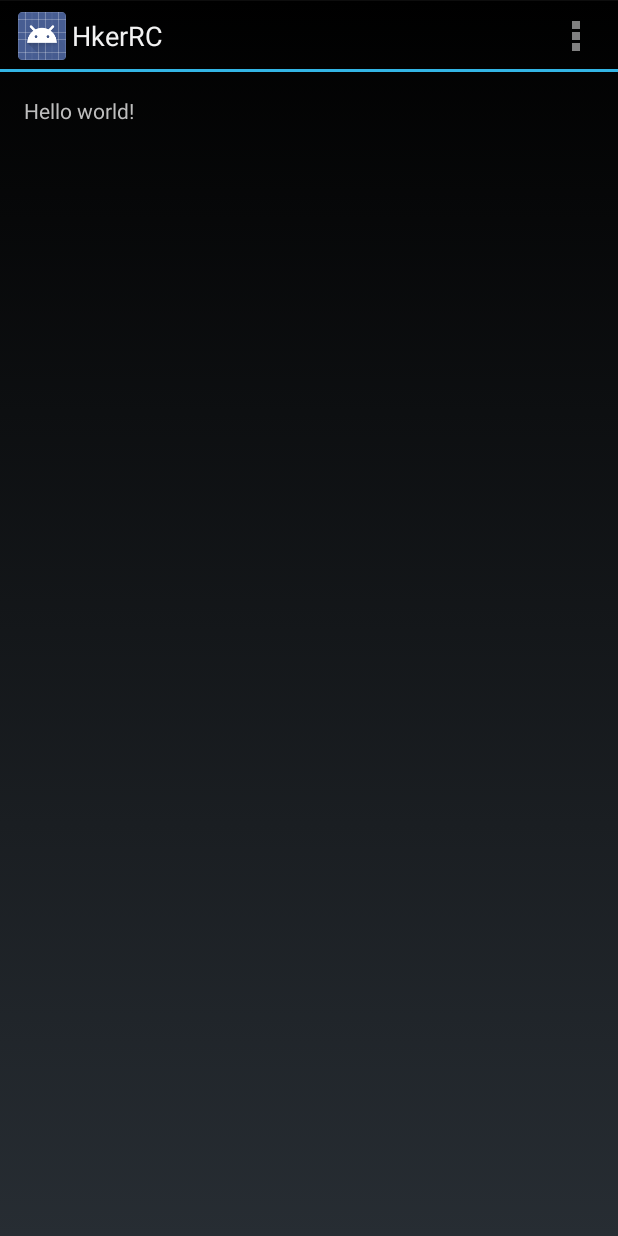
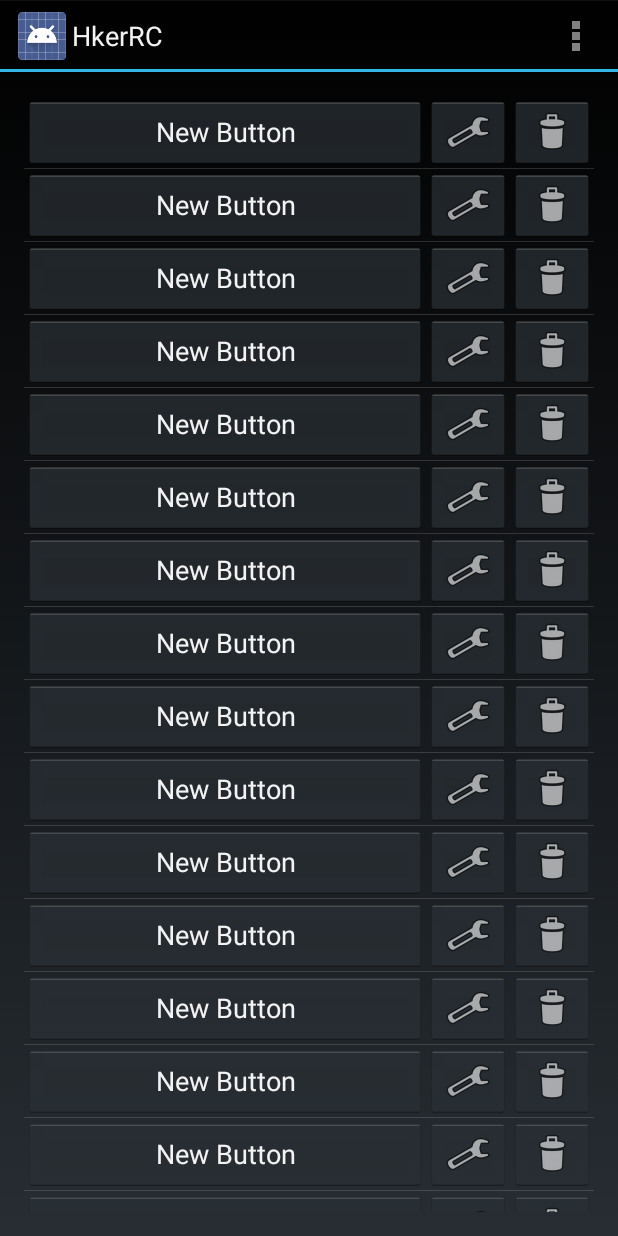
Before and after one commit to GPif/HkerRC, an Android app: the screen it shows after launch (MainActivity), on a phone screen of 412 x 824 dp. Run offline under Robolectric (Android 15) with nearby library versions, the phone set to English and light mode, and no system bars.

```diff
--- /dev/null
+++ b/app/src/main/java/com/gpif/hkerrc/CmdAdapter.java
@@ -0,0 +1,25 @@
+package com.gpif.hkerrc;
+
+import android.content.Context;
+import android.view.LayoutInflater;
+import android.view.View;
+import android.view.ViewGroup;
+import android.widget.ArrayAdapter;
+
+
+public class CmdAdapter extends ArrayAdapter<String> {
+    private final Context context;
+
+    public CmdAdapter(Context context, String[] values) {
+        super(context, R.layout.rowlayout, values);
+        this.context = context;
+    }
+
+    @Override
+    public View getView(int position, View convertView, ViewGroup parent) {
+        LayoutInflater inflater = (LayoutInflater) context
+                .getSystemService(Context.LAYOUT_INFLATER_SERVICE);
+        View rowView = inflater.inflate(R.layout.rowlayout, parent, false);
+        return rowView;
+    }
+}
--- a/app/src/main/java/com/gpif/hkerrc/MainActivity.java
+++ b/app/src/main/java/com/gpif/hkerrc/MainActivity.java
@@ -1,17 +1,26 @@
 package com.gpif.hkerrc;
 
-import android.app.Activity;
+import android.app.ListActivity;
 import android.os.Bundle;
 import android.view.Menu;
 import android.view.MenuItem;
 
 
-public class MainActivity extends Activity {
+public class MainActivity extends ListActivity {
 
     @Override
     protected void onCreate(Bundle savedInstanceState) {
         super.onCreate(savedInstanceState);
         setContentView(R.layout.activity_main);
+
+        String[] values = new String[] { "Android", "iPhone", "WindowsMobile",
+                "Blackberry", "WebOS", "Ubuntu", "Windows7", "Max OS X",
+                "Linux", "OS/2", "Ubuntu", "Windows7", "Max OS X", "Linux",
+                "OS/2", "Ubuntu", "Windows7", "Max OS X", "Linux", "OS/2",
+                "Android", "iPhone", "WindowsMobile" };
+        CmdAdapter adapter = new CmdAdapter(this, values);
+        setListAdapter(adapter);
+
     }
 
 
--- a/app/src/main/res/layout/activity_main.xml
+++ b/app/src/main/res/layout/activity_main.xml
@@ -5,7 +5,9 @@
     android:paddingTop="@dimen/activity_vertical_margin"
     android:paddingBottom="@dimen/activity_vertical_margin" tools:context=".MainActivity">
 
-    <TextView android:text="@string/hello_world" android:layout_width="wrap_content"
-        android:layout_height="wrap_content" />
-
+    <ListView
+        android:id="@android:id/list"
+        android:layout_width="match_parent"
+        android:layout_height="wrap_content" >
+    </ListView>
 </RelativeLayout>
--- /dev/null
+++ b/app/src/main/res/layout/rowlayout.xml
@@ -0,0 +1,34 @@
+<?xml version="1.0" encoding="utf-8"?>
+<LinearLayout xmlns:android="http://schemas.android.com/apk/res/android"
+    android:orientation="horizontal"
+    android:layout_width="fill_parent"
+    android:layout_height="wrap_content"
+    >
+
+    <Button
+        android:layout_width="wrap_content"
+        android:layout_height="wrap_content"
+        android:layout_weight="1"
+        android:text="New Button"
+        android:id="@+id/action_b"
+        android:layout_centerVertical="true"
+        android:layout_alignParentStart="true"
+        android:layout_toStartOf="@+id/config_b" />
+
+    <ImageButton
+        android:layout_width="wrap_content"
+        android:layout_height="wrap_content"
+        android:id="@+id/config_b"
+        android:layout_centerVertical="true"
+        android:layout_toStartOf="@+id/action_b"
+        android:src="@android:drawable/ic_menu_manage" />
+
+    <ImageButton
+        android:layout_width="wrap_content"
+        android:layout_height="wrap_content"
+        android:id="@+id/delete_b"
+        android:layout_centerVertical="true"
+        android:layout_alignParentEnd="true"
+        android:src="@android:drawable/ic_menu_delete" />
+
+</LinearLayout>
--- a/app/src/main/res/menu/menu_main.xml
+++ b/app/src/main/res/menu/menu_main.xml
@@ -2,4 +2,6 @@
     xmlns:tools="http://schemas.android.com/tools" tools:context=".MainActivity">
     <item android:id="@+id/action_settings" android:title="@string/action_settings"
         android:orderInCategory="100" android:showAsAction="never" />
+    <item android:id="@+id/new_cmd" android:title="@string/new_cmd"
+        android:orderInCategory="100" android:showAsAction="never" />
 </menu>
--- a/app/src/main/res/values/strings.xml
+++ b/app/src/main/res/values/strings.xml
@@ -1,6 +1,6 @@
 <resources>
     <string name="app_name">HkerRC</string>
 
-    <string name="hello_world">Hello world!</string>
+    <string name="new_cmd">Add new</string>
     <string name="action_settings">Settings</string>
 </resources>
```
Also changed, not shown: 1 other file.
